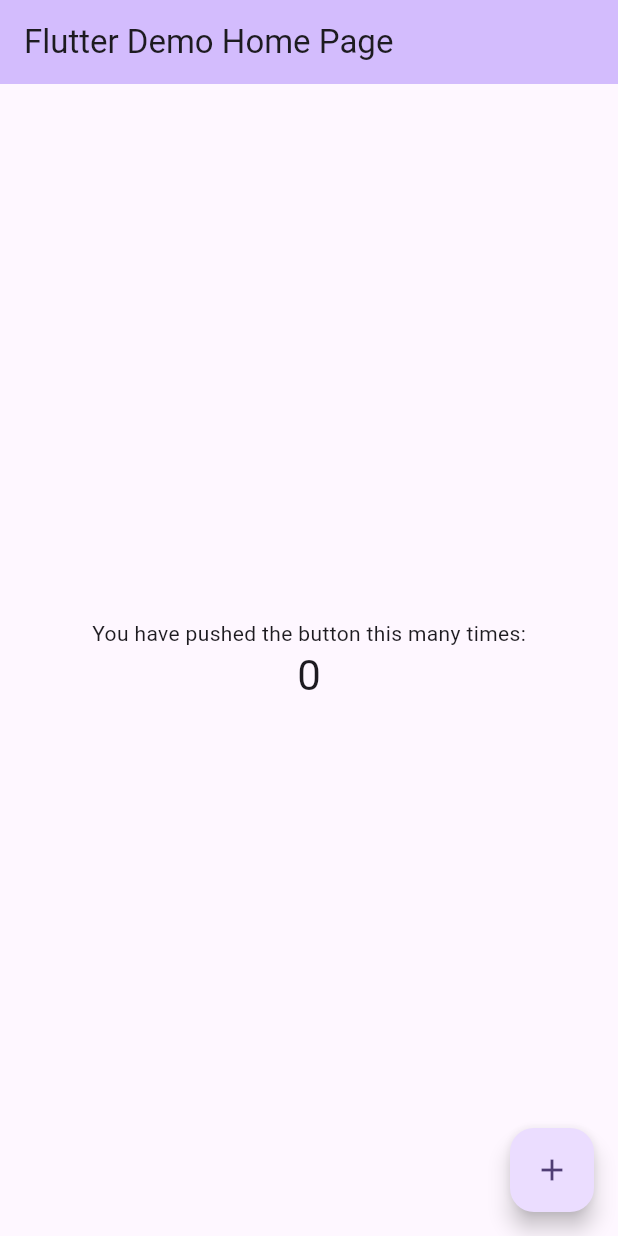
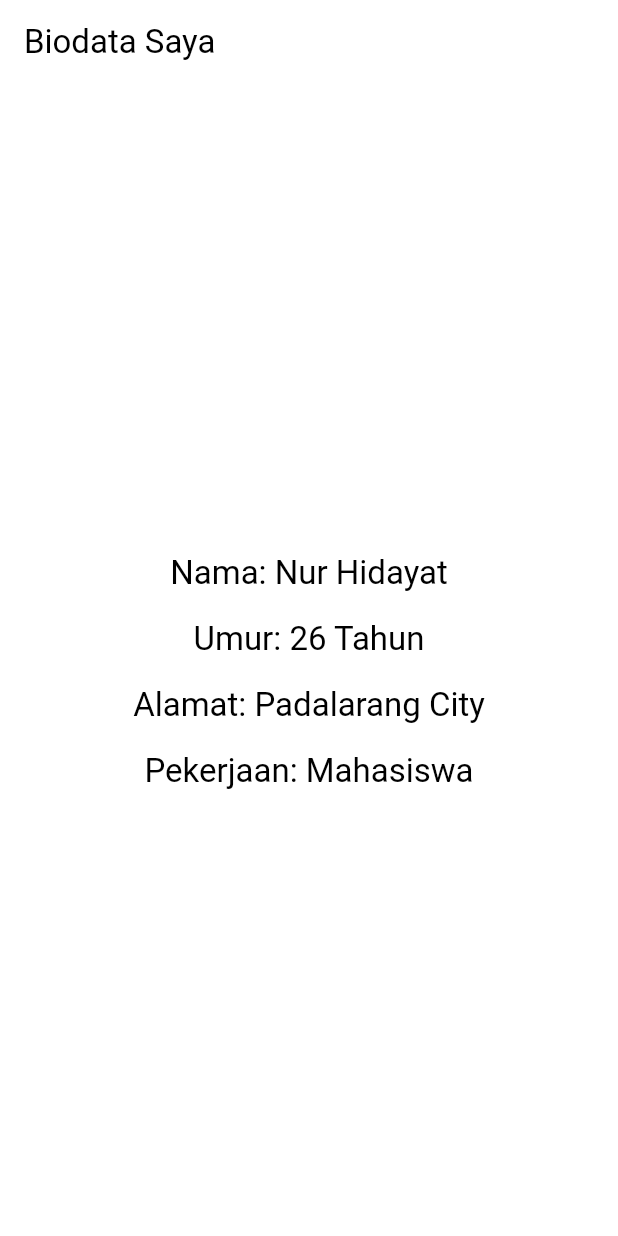
Before and after one commit to xyzjgmday/belajar-flutetr, a Flutter app: the screen it shows after launch, on a phone screen of 412 x 824 dp. Run offline on Flutter 3.47's test engine with Material 3 defaults, Android fonts, the phone set to English and light mode, and no system bars.

Commit message:
biodata week 3

```diff
--- a/lib/main.dart
+++ b/lib/main.dart
@@ -5,121 +5,59 @@
 }
 
 class MyApp extends StatelessWidget {
-  const MyApp({super.key});
+  const MyApp({Key? key}) : super(key: key);
 
-  // This widget is the root of your application.
   @override
   Widget build(BuildContext context) {
     return MaterialApp(
-      title: 'Flutter Demo',
+      title: 'Flutter Day',
       theme: ThemeData(
-        // This is the theme of your application.
-        //
-        // TRY THIS: Try running your application with "flutter run". You'll see
-        // the application has a purple toolbar. Then, without quitting the app,
-        // try changing the seedColor in the colorScheme below to Colors.green
-        // and then invoke "hot reload" (save your changes or press the "hot
-        // reload" button in a Flutter-supported IDE, or press "r" if you used
-        // the command line to start the app).
-        //
-        // Notice that the counter didn't reset back to zero; the application
-        // state is not lost during the reload. To reset the state, use hot
-        // restart instead.
-        //
-        // This works for code too, not just values: Most code changes can be
-        // tested with just a hot reload.
-        colorScheme: ColorScheme.fromSeed(seedColor: Colors.deepPurple),
-        useMaterial3: true,
-      ),
-      home: const MyHomePage(title: 'Flutter Demo Home Page'),
+          colorScheme: ColorScheme.fromSwatch(
+        primarySwatch: Colors.deepOrange,
+      )),
+      home: const MyHomePage(title: 'Biodata Saya'),
     );
   }
 }
 
-class MyHomePage extends StatefulWidget {
-  const MyHomePage({super.key, required this.title});
-
-  // This widget is the home page of your application. It is stateful, meaning
-  // that it has a State object (defined below) that contains fields that affect
-  // how it looks.
-
-  // This class is the configuration for the state. It holds the values (in this
-  // case the title) provided by the parent (in this case the App widget) and
-  // used by the build method of the State. Fields in a Widget subclass are
-  // always marked "final".
+class MyHomePage extends StatelessWidget {
+  const MyHomePage({Key? key, required this.title}) : super(key: key);
 
   final String title;
 
   @override
-  State<MyHomePage> createState() => _MyHomePageState();
-}
-
-class _MyHomePageState extends State<MyHomePage> {
-  int _counter = 0;
-
-  void _incrementCounter() {
-    setState(() {
-      // This call to setState tells the Flutter framework that something has
-      // changed in this State, which causes it to rerun the build method below
-      // so that the display can reflect the updated values. If we changed
-      // _counter without calling setState(), then the build method would not be
-      // called again, and so nothing would appear to happen.
-      _counter++;
-    });
-  }
-
-  @override
   Widget build(BuildContext context) {
-    // This method is rerun every time setState is called, for instance as done
-    // by the _incrementCounter method above.
-    //
-    // The Flutter framework has been optimized to make rerunning build methods
-    // fast, so that you can just rebuild anything that needs updating rather
-    // than having to individually change instances of widgets.
     return Scaffold(
       appBar: AppBar(
-        // TRY THIS: Try changing the color here to a specific color (to
-        // Colors.amber, perhaps?) and trigger a hot reload to see the AppBar
-        // change color while the other colors stay the same.
-        backgroundColor: Theme.of(context).colorScheme.inversePrimary,
-        // Here we take the value from the MyHomePage object that was created by
-        // the App.build method, and use it to set our appbar title.
-        title: Text(widget.title),
+        title: Text(title),
       ),
       body: Center(
-        // Center is a layout widget. It takes a single child and positions it
-        // in the middle of the parent.
         child: Column(
-          // Column is also a layout widget. It takes a list of children and
-          // arranges them vertically. By default, it sizes itself to fit its
-          // children horizontally, and tries to be as tall as its parent.
-          //
-          // Column has various properties to control how it sizes itself and
-          // how it positions its children. Here we use mainAxisAlignment to
-          // center the children vertically; the main axis here is the vertical
-          // axis because Columns are vertical (the cross axis would be
-          // horizontal).
-          //
-          // TRY THIS: Invoke "debug painting" (choose the "Toggle Debug Paint"
-          // action in the IDE, or press "p" in the console), to see the
-          // wireframe for each widget.
           mainAxisAlignment: MainAxisAlignment.center,
           children: <Widget>[
-            const Text(
-              'You have pushed the button this many times:',
+            SizedBox(height: 16),
+            Text(
+              'Nama: Nur Hidayat',
+              style: Theme.of(context).textTheme.headline6,
             ),
+            SizedBox(height: 16),
             Text(
-              '$_counter',
-              style: Theme.of(context).textTheme.headlineMedium,
+              'Umur: 26 Tahun',
+              style: Theme.of(context).textTheme.headline6,
+            ),
+            SizedBox(height: 16),
+            Text(
+              'Alamat: Padalarang City',
+              style: Theme.of(context).textTheme.headline6,
+            ),
+            SizedBox(height: 16),
+            Text(
+              'Pekerjaan: Mahasiswa',
+              style: Theme.of(context).textTheme.headline6,
             ),
           ],
         ),
       ),
-      floatingActionButton: FloatingActionButton(
-        onPressed: _incrementCounter,
-        tooltip: 'Increment',
-        child: const Icon(Icons.add),
-      ), // This trailing comma makes auto-formatting nicer for build methods.
     );
   }
 }
```
